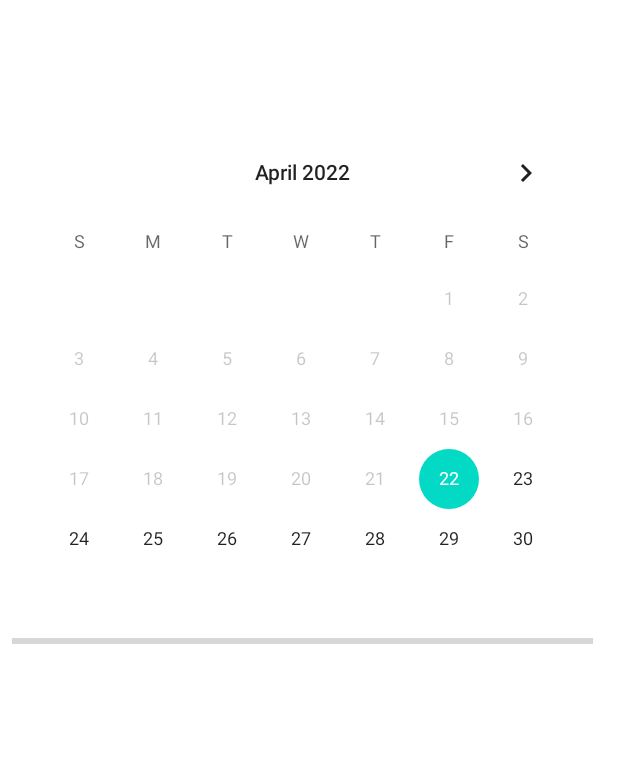
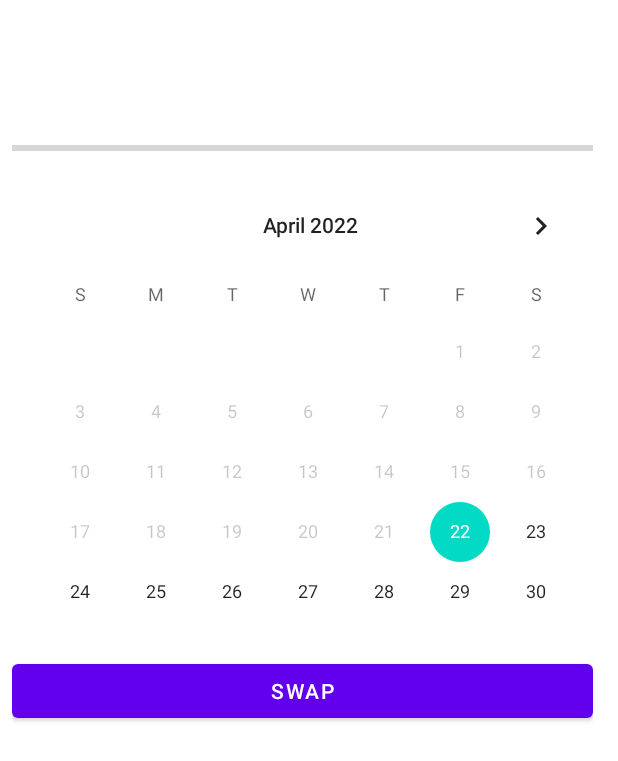
Before and after one commit to mmorawski520/CCalendarApp, an Android app: the SimulationActivity screen opened directly, with no data from a screen before it, on a phone screen of 412 x 824 dp. Shown: the top 761 px of the screen. Run offline under Robolectric (Android 15) with nearby library versions, the phone set to English and light mode, and no system bars; 3 statements that could not run were skipped.

```diff
--- a/app/build.gradle
+++ b/app/build.gradle
@@ -32,7 +32,7 @@ android {
 }
 
 dependencies {
-
+    coreLibraryDesugaring 'com.android.tools:desugar_jdk_libs:1.0.4'
     implementation 'androidx.core:core-ktx:1.7.0'
     implementation 'androidx.appcompat:appcompat:1.3.1'
     implementation 'com.google.android.material:material:1.4.0'
--- a/app/src/main/java/com/example/ccalendarapp/MainActivity.kt
+++ b/app/src/main/java/com/example/ccalendarapp/MainActivity.kt
@@ -34,6 +34,7 @@ class MainActivity : AppCompatActivity() {
         val btnJourneyMid = findViewById<Button>(R.id.btnJourneyMiddle)
         val btnJourneyEnd = findViewById<Button>(R.id.btnJourneyEnd)
         val btnSimulate = findViewById<Button>(R.id.btnStartSim)
+
 
         val dateSetListener = object : DatePickerDialog.OnDateSetListener {
             override fun onDateSet(
--- a/app/src/main/java/com/example/ccalendarapp/SimulationActivity.kt
+++ b/app/src/main/java/com/example/ccalendarapp/SimulationActivity.kt
@@ -1,8 +1,8 @@
 package com.example.ccalendarapp
 
-import android.graphics.Color
 import androidx.appcompat.app.AppCompatActivity
 import android.os.Bundle
+import android.widget.Button
 import android.widget.CalendarView
 import android.widget.ProgressBar
 import java.util.*
@@ -13,19 +13,27 @@ class SimulationActivity : AppCompatActivity() {
         setContentView(R.layout.activity_simulation)
 
         val progressb = findViewById<ProgressBar>(R.id.progressBar)
-        val calV = findViewById<CalendarView>(R.id.calendarView)
+        val calV1 = findViewById<CalendarView>(R.id.calendarView1)
+        val btnSwap = findViewById<Button>(R.id.btnSwap)
 
+        var iterator=0;
         val i = intent
         var SimulationData = i.getSerializableExtra("SimulationData") as SimulationDates
 
         val currentDate = Calendar.getInstance()
         currentDate.set(currentDate.get(Calendar.YEAR), Calendar.DECEMBER, 31)
-        calV.minDate = Date().time
-        calV.setMaxDate(currentDate.timeInMillis)
+
+        calV1.minDate = Date().time
+        calV1.setMaxDate(currentDate.timeInMillis)
+
+
 
         val daysBetweenStartAndEnd =
             (SimulationData.endDate.time - SimulationData.beginDate.time).toInt()
-        calV.setDate(SimulationData.beginDate.time)
+
+        calV1.setDate(SimulationData.beginDate.time)
+
+
 
         val thread = Thread {
             try {
@@ -41,6 +49,15 @@ class SimulationActivity : AppCompatActivity() {
         }
         thread.start()
 
-
+        btnSwap.setOnClickListener{
+            if(iterator==0)
+                calV1.setDate(SimulationData.beginDate.time)
+            if(iterator==1)
+                calV1.setDate(SimulationData.tempDate.time)
+            if(iterator==2){
+                calV1.setDate(SimulationData.endDate.time)
+                iterator=0}
+            iterator++
+        }
     }
 }
--- a/app/src/main/res/layout/activity_simulation.xml
+++ b/app/src/main/res/layout/activity_simulation.xml
@@ -19,15 +19,22 @@
       app:layout_constraintStart_toStartOf="parent"
       app:layout_constraintTop_toTopOf="parent">
 
-    <CalendarView
-        android:id="@+id/calendarView"
-        android:layout_width="match_parent"
-        android:layout_height="wrap_content" />
-
     <ProgressBar
         android:id="@+id/progressBar"
         style="?android:attr/progressBarStyleHorizontal"
         android:layout_width="match_parent"
-        android:layout_height="wrap_content" />
+        android:layout_height="35dp" />
+
+    <CalendarView
+        android:id="@+id/calendarView1"
+        android:layout_width="398dp"
+        android:layout_height="320dp" />
+
+    <Button
+        android:id="@+id/btnSwap"
+        android:layout_width="match_parent"
+        android:layout_height="wrap_content"
+        android:text="swap" />
+
   </LinearLayout>
 </androidx.constraintlayout.widget.ConstraintLayout>
```
